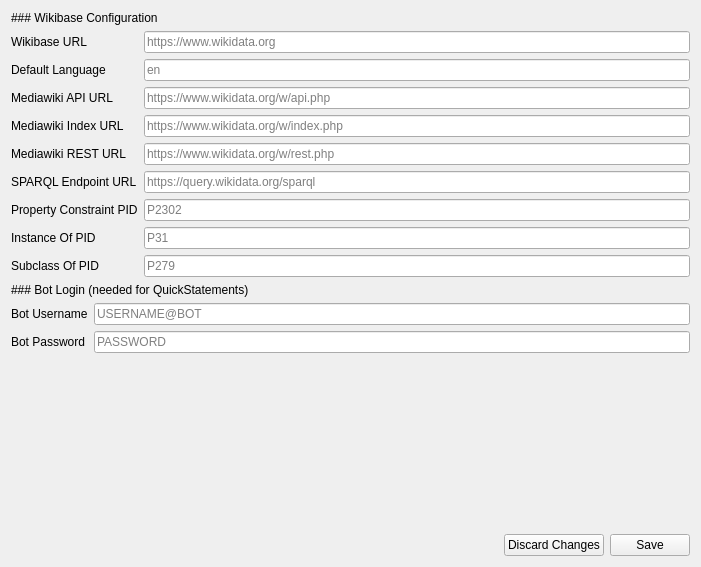
The window that src/ui/designer/configurationtab.ui (Kunstenpunt/datakwaliteit-tool) describes before a commit, drawn with Qt 5.
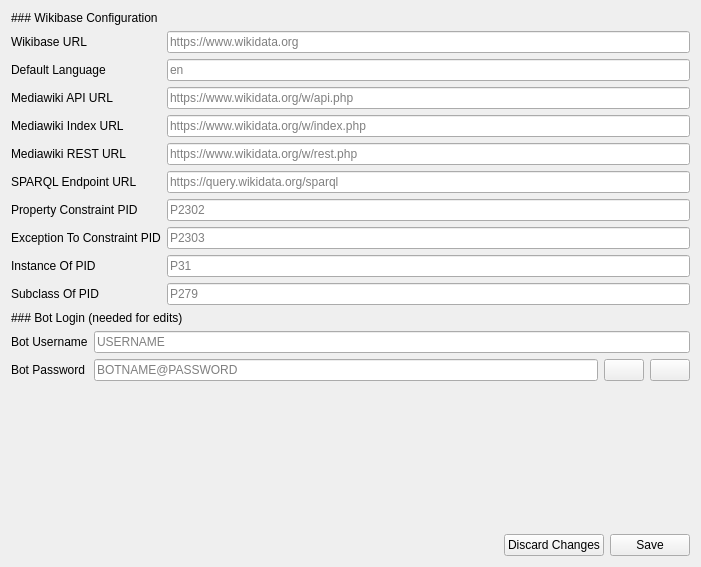
The same window after the commit. Icons and pictures are not drawn.

Commit message:
Add support for editing constraint exceptions.
Also some code cleanup.

Patch:
```diff
--- a/src/ui/designer/configurationtab.ui
+++ b/src/ui/designer/configurationtab.ui
@@ -122,7 +122,7 @@
          </property>
         </widget>
        </item>
-       <item row="7" column="0">
+       <item row="8" column="0">
         <widget class="QLabel" name="instanceOfPidLabel">
          <property name="text">
           <string>Instance Of PID</string>
@@ -136,7 +136,7 @@
          </property>
         </widget>
        </item>
-       <item row="7" column="1">
+       <item row="8" column="1">
         <widget class="QLineEdit" name="instanceOfPidLineEdit">
          <property name="text">
           <string/>
@@ -146,26 +146,40 @@
          </property>
         </widget>
        </item>
-       <item row="8" column="0">
+       <item row="9" column="0">
         <widget class="QLabel" name="subclassOfPidLabel">
          <property name="text">
           <string>Subclass Of PID</string>
          </property>
         </widget>
        </item>
-       <item row="8" column="1">
+       <item row="9" column="1">
         <widget class="QLineEdit" name="subclassOfPidLineEdit">
          <property name="placeholderText">
           <string>P279</string>
          </property>
         </widget>
        </item>
+       <item row="7" column="0">
+        <widget class="QLabel" name="exceptionToConstraintPidLabel">
+         <property name="text">
+          <string>Exception To Constraint PID</string>
+         </property>
+        </widget>
+       </item>
+       <item row="7" column="1">
+        <widget class="QLineEdit" name="exceptionToConstraintPidLineEdit">
+         <property name="placeholderText">
+          <string>P2303</string>
+         </property>
+        </widget>
+       </item>
       </layout>
      </item>
      <item>
       <widget class="QLabel" name="botLoginTitleLabel">
        <property name="text">
-        <string>### Bot Login (needed for QuickStatements)</string>
+        <string>### Bot Login (needed for edits)</string>
        </property>
        <property name="textFormat">
         <enum>Qt::TextFormat::MarkdownText</enum>
@@ -181,24 +195,51 @@
          </property>
         </widget>
        </item>
-       <item row="1" column="0">
-        <widget class="QLabel" name="botPasswordLabel">
-         <property name="text">
-          <string>Bot Password</string>
-         </property>
-        </widget>
-       </item>
        <item row="0" column="1">
         <widget class="QLineEdit" name="botUsernameLineEdit">
          <property name="placeholderText">
-          <string>USERNAME@BOT</string>
+          <string>USERNAME</string>
          </property>
         </widget>
        </item>
        <item row="1" column="1">
-        <widget class="QLineEdit" name="botPasswordLineEdit">
-         <property name="placeholderText">
-          <string>PASSWORD</string>
+        <layout class="QHBoxLayout" name="horizontalLayout">
+         <item>
+          <widget class="QLineEdit" name="botPasswordLineEdit">
+           <property name="echoMode">
+            <enum>QLineEdit::EchoMode::Password</enum>
+           </property>
+           <property name="placeholderText">
+            <string>BOTNAME@PASSWORD</string>
+           </property>
+          </widget>
+         </item>
+         <item>
+          <widget class="QPushButton" name="botPasswordHideToggle">
+           <property name="text">
+            <string/>
+           </property>
+           <property name="icon">
+            <iconset theme="QIcon::ThemeIcon::EditFind"/>
+           </property>
+          </widget>
+         </item>
+         <item>
+          <widget class="QPushButton" name="botPasswordRemoveButton">
+           <property name="text">
+            <string/>
+           </property>
+           <property name="icon">
+            <iconset theme="QIcon::ThemeIcon::EditDelete"/>
+           </property>
+          </widget>
+         </item>
+        </layout>
+       </item>
+       <item row="1" column="0">
+        <widget class="QLabel" name="botPasswordLabel">
+         <property name="text">
+          <string>Bot Password</string>
          </property>
         </widget>
        </item>
```
The commit also changes 16 other files.
